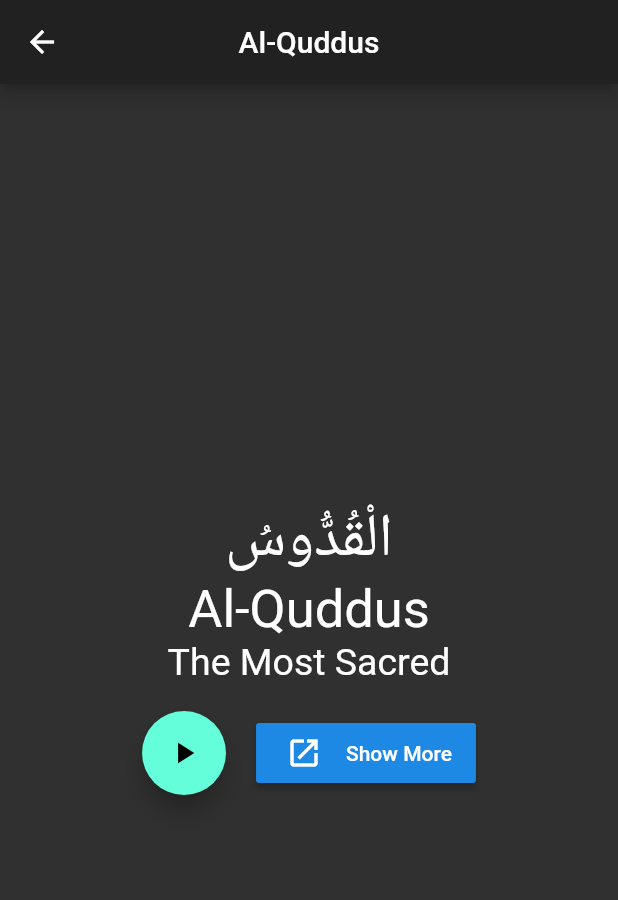
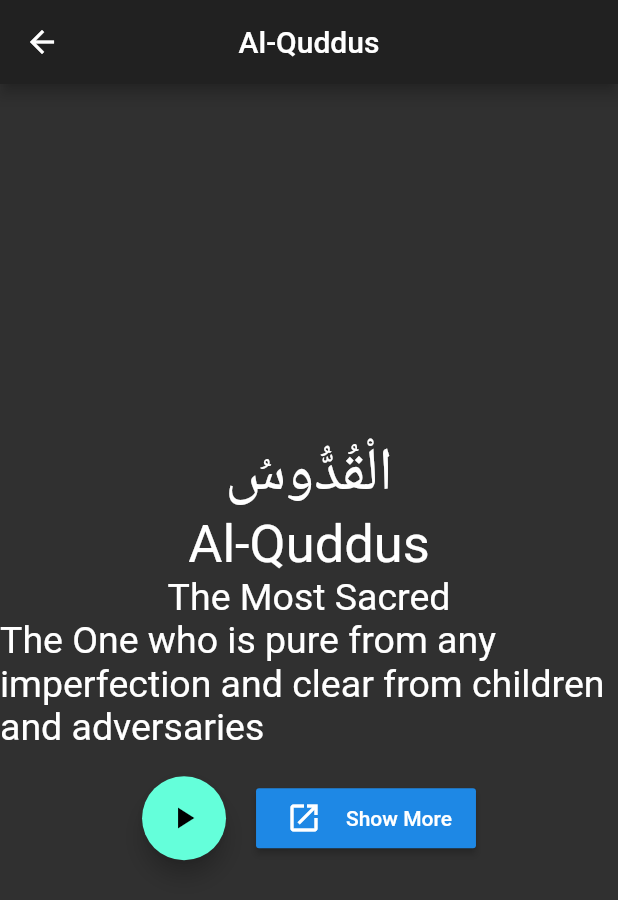
Before and after one commit to mortuzahossain/asma-ul-husna, a Flutter app: the screen it shows after launch, after a tap on "الْقُدُّوسُ", on a phone screen of 412 x 824 dp. Shown: the top 900 px of the screen. Run offline on Flutter 3.47's test engine with Material 2 defaults, Android fonts, the phone set to English and light mode, and no system bars.

```diff
--- a/lib/details.dart
+++ b/lib/details.dart
@@ -1,5 +1,7 @@
 import 'package:flutter/material.dart';
 import 'package:asmaulhusna/models/name_mode.dart';
+import 'package:url_launcher/url_launcher.dart';
+
 
 class NameDetails extends StatelessWidget {
 
@@ -29,6 +31,10 @@ class NameDetails extends StatelessWidget {
               data.meaning,
               style: TextStyle(fontSize: 25.0),
             ),
+            Text(
+              data.description,
+              style: TextStyle(fontSize: 25.0),
+            ),
             Padding(
               padding: const EdgeInsets.all(18.0),
               child: Row(
@@ -42,7 +48,11 @@ class NameDetails extends StatelessWidget {
                     padding: EdgeInsets.all(10.0),
                   ),
                   RaisedButton.icon(
-                    onPressed: (){},
+                    onPressed: () async{
+                      var url = data.externalLink;
+                      if (await canLaunch(url))await launch(url);
+                      else throw 'Could not launch $url';
+                    },
                     icon: Center(child: Padding(
                       padding: const EdgeInsets.all(8.0),
                       child: Icon(Icons.launch),
--- a/lib/main.dart
+++ b/lib/main.dart
@@ -6,6 +6,7 @@ import 'dart:convert';
 
 void main() => runApp(
   MaterialApp(
+    debugShowCheckedModeBanner: false,
     title: '99 Names of Allah',
     theme: ThemeData.dark(),
     home: Home(),
@@ -36,7 +37,8 @@ class _HomeState extends State<Home> {
           crossAxisCount:2,
           childAspectRatio: 0.80,
           children: List.generate(data.length, (index) {
-            return getStructuredGridCell(context,Name(data[index][1],data[index][2],data[index][3],data[index][4],data[index][5]));
+            // return getStructuredGridCell(context,Name(data[index][1],data[index][2],data[index][3],data[index][4],data[index][5]));
+            return getStructuredGridCell(context,Name(data[index][1],data[index][2],data[index][3], data[index][4],data[index][5],data[index][6]));
           })
         ),
       ),
--- a/lib/models/name_mode.dart
+++ b/lib/models/name_mode.dart
@@ -4,12 +4,13 @@ class Name {
   String _meaning;
   String _audio;
   String _link;
-
-  Name(this._name,this._nameEn,this._meaning,this._audio,this._link);
+  String _description;
+  Name(this._name,this._nameEn,this._meaning,this._description,this._audio,this._link);
 
   String get externalLink => _link;
   String get audio => _audio;
   String get meaning => _meaning;
   String get nameEn => _nameEn;
   String get name => _name;
+  String get description => _description;
 }
--- a/pubspec.yaml
+++ b/pubspec.yaml
@@ -19,6 +19,8 @@ dependencies:
   # The following adds the Cupertino Icons font to your application.
   # Use with the CupertinoIcons class for iOS style icons.
   cupertino_icons: ^0.1.2
+  url_launcher: ^4.2.0
+
 
 dev_dependencies:
   flutter_test:
```
